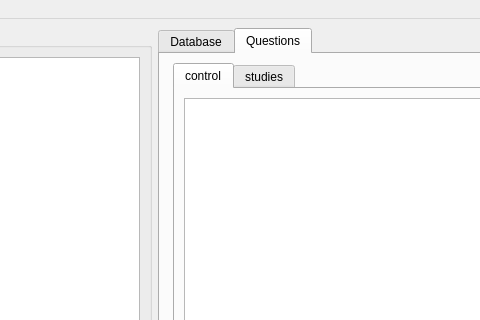
Before: the Qt Designer form admin_form.ui in Testorator/Testik, drawn with Qt 5; both pictures show x 137 to 617 and y 0 to 320 of the 830 by 586 pixel window.
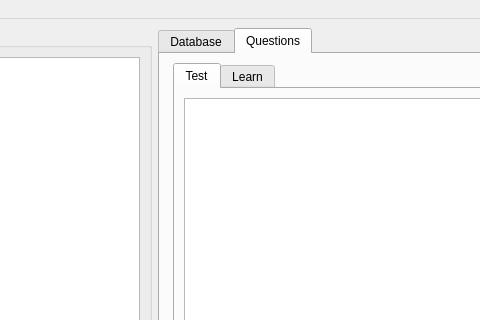
After: the same form once the commit is applied. The open tabs and pages were chosen to show the change.

Commit message: create signal+slot fjr calling change password dialog

```diff
--- a/admin_form.ui
+++ b/admin_form.ui
@@ -149,7 +149,7 @@
           </property>
           <widget class="QWidget" name="tab_3">
            <attribute name="title">
-            <string>control</string>
+            <string>Test</string>
            </attribute>
            <layout class="QGridLayout" name="gridLayout_12">
             <item row="0" column="0">
@@ -159,7 +159,7 @@
           </widget>
           <widget class="QWidget" name="tab_4">
            <attribute name="title">
-            <string>studies</string>
+            <string>Learn</string>
            </attribute>
            <layout class="QGridLayout" name="gridLayout_13">
             <item row="0" column="0">
```
Left out of the diff: 10 changed lines with no effect on the pictures. The commit also changes 2 other files.
